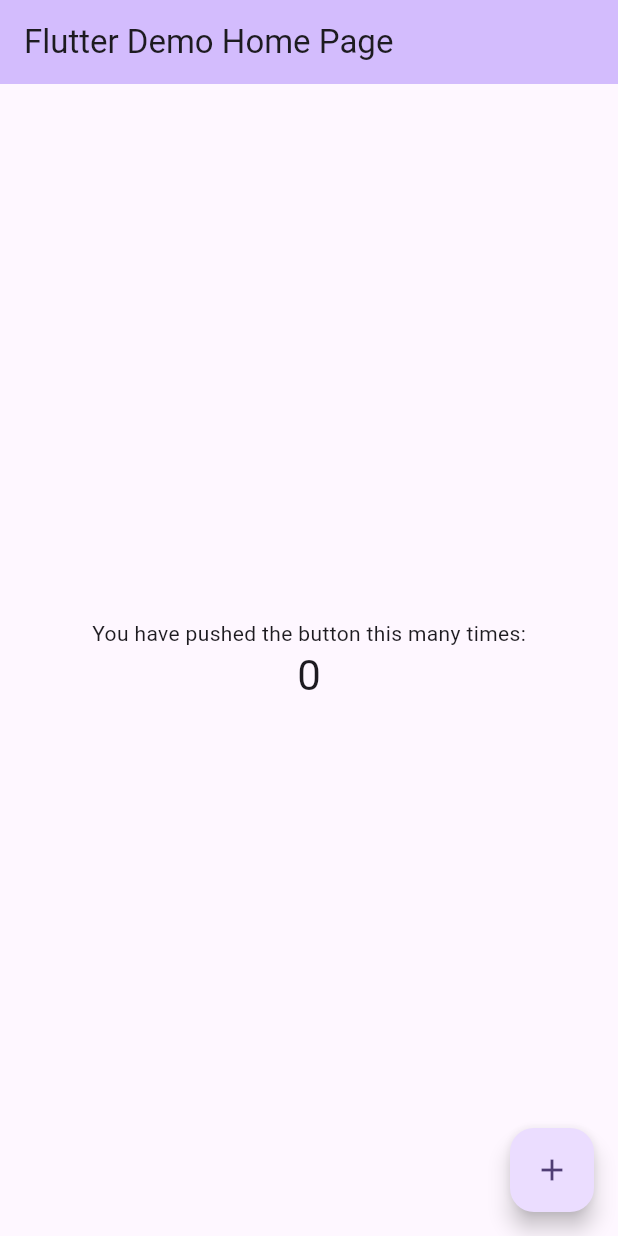
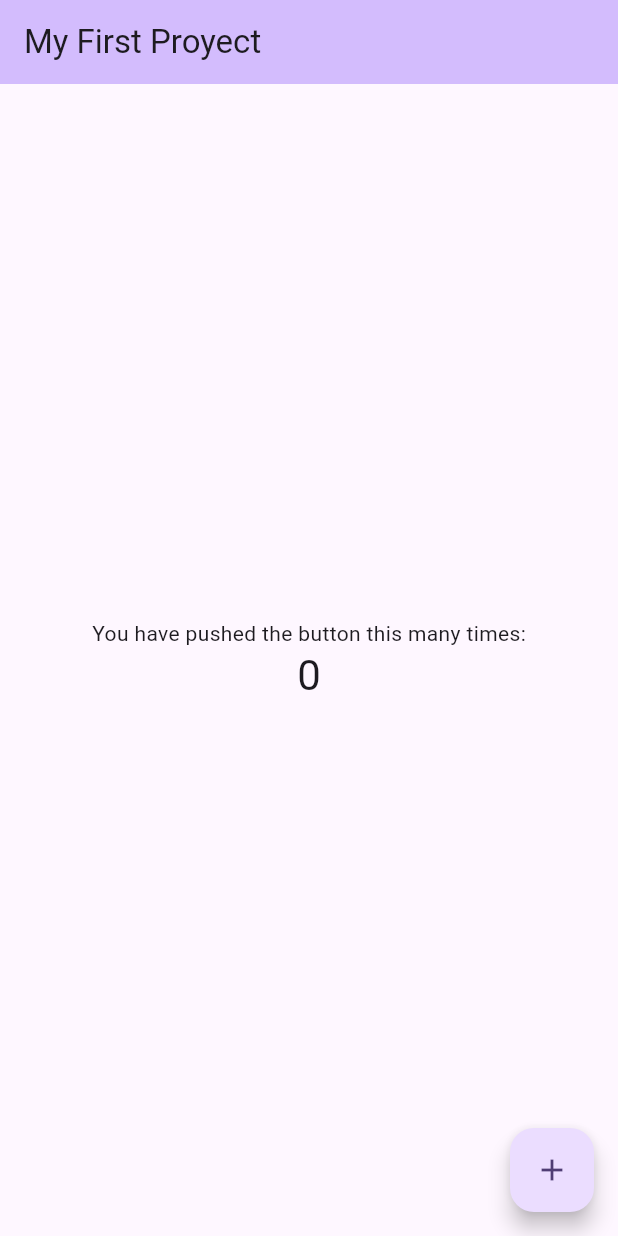
Before and after one commit to giohgav/UIO, a Flutter app: the screen it shows after launch, on a phone screen of 412 x 824 dp. Run offline on Flutter 3.47's test engine with Material 3 defaults, Android fonts, the phone set to English and light mode, and no system bars.

Commit message:
Modificacion del main

```diff
--- a/lib/main.dart
+++ b/lib/main.dart
@@ -31,7 +31,7 @@ class MyApp extends StatelessWidget {
         colorScheme: ColorScheme.fromSeed(seedColor: Colors.deepPurple),
         useMaterial3: true,
       ),
-      home: const MyHomePage(title: 'Flutter Demo Home Page'),
+      home: const MyHomePage(title: 'My First Proyect'),
     );
   }
 }
```
